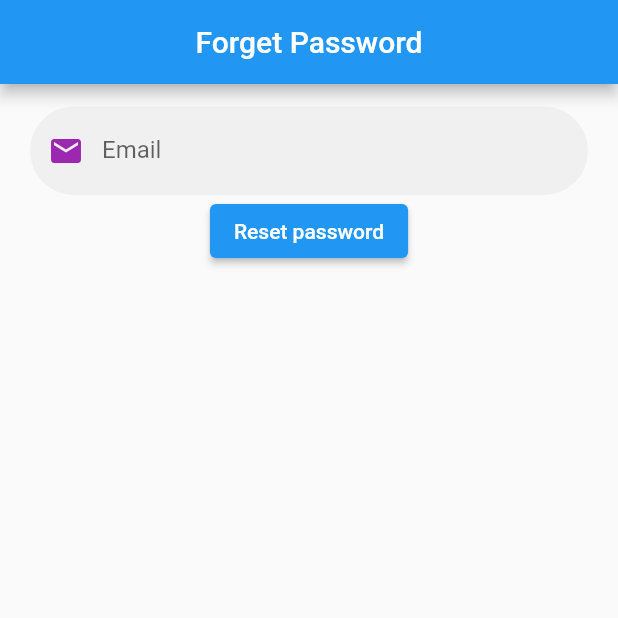
After one commit to GhulamQadir/Flutter_Firebase_Auth, a Flutter app: the screen it shows after launch, after a tap on "Forget password?", on a phone screen of 412 x 824 dp, the top half of it. The commit adds this screen. Run offline on Flutter 3.47's test engine with Material 2 defaults, Android fonts, the phone set to English and light mode, and no system bars; our stand-ins replace cloud_firestore, cool_alert, firebase_auth, firebase_core, firebase_storage, flutter_spinkit and 2 more; accounts and stored records are empty.

Commit message:
project_complete

```diff
--- /dev/null
+++ b/lib/auth/forget_password.dart
@@ -0,0 +1,93 @@
+// ignore_for_file: prefer_const_constructors, avoid_print, deprecated_member_use
+
+import 'package:flutter/material.dart';
+import 'package:firebase_auth/firebase_auth.dart';
+import 'package:flutter_firebase_auth/auth/login.dart';
+import 'package:cool_alert/cool_alert.dart';
+
+class ForgetPassword extends StatefulWidget {
+  @override
+  State<ForgetPassword> createState() => _ForgetPasswordState();
+}
+
+class _ForgetPasswordState extends State<ForgetPassword> {
+  final GlobalKey<FormState> _formKey = GlobalKey<FormState>();
+  final TextEditingController emailController = TextEditingController();
+
+  resetPassword() async {
+    showDialog(
+        context: context,
+        barrierDismissible: false,
+        builder: (context) => Center(
+              child: CircularProgressIndicator(),
+            ));
+    try {
+      await FirebaseAuth.instance
+          .sendPasswordResetEmail(email: emailController.text.trim());
+      print("Password reset email sent");
+      Navigator.push(context, MaterialPageRoute(builder: (context) => Login()));
+
+      CoolAlert.show(
+        context: context,
+        type: CoolAlertType.success,
+        text: "Password reset email sent",
+      );
+    } catch (e) {
+      print(e.toString());
+    }
+  }
+
+  // @override
+  // void dispose() {
+  //   emailController.dispose();
+  //   super.dispose();
+  // }
+
+  @override
+  Widget build(BuildContext context) {
+    return MaterialApp(
+      home: Scaffold(
+        appBar: AppBar(
+          title: Center(child: Text("Forget Password")),
+        ),
+        body: Form(
+          key: _formKey,
+          child: Column(
+            children: [
+              Padding(
+                padding: const EdgeInsets.only(top: 15, left: 20, right: 20),
+                child: TextFormField(
+                  controller: emailController,
+                  keyboardType: TextInputType.emailAddress,
+                  validator: (value) {
+                    if (value!.isNotEmpty && value.length > 7) {
+                      return null;
+                    } else if (value.length < 7 && value.isNotEmpty) {
+                      return "Your email address is too short";
+                    } else {
+                      return "Please enter your email address";
+                    }
+                  },
+                  decoration: InputDecoration(
+                    labelText: "Email",
+                    prefixIcon: Icon(
+                      Icons.email,
+                      color: Colors.purple[500],
+                    ),
+                    border: OutlineInputBorder(
+                      borderRadius: BorderRadius.circular(30.0),
+                      borderSide: BorderSide.none,
+                    ),
+                    filled: true,
+                  ),
+                ),
+              ),
+              ElevatedButton(
+                  onPressed: resetPassword, child: Text("Reset password"))
+            ],
+          ),
+        ),
+      ),
+    );
+  }
+}
--- a/lib/auth/login.dart
+++ b/lib/auth/login.dart
@@ -3,6 +3,7 @@
 import 'package:cloud_firestore/cloud_firestore.dart';
 import 'package:firebase_auth/firebase_auth.dart';
 import 'package:flutter/material.dart';
+import 'package:flutter_firebase_auth/auth/forget_password.dart';
 
 import 'package:google_sign_in/google_sign_in.dart';
 
@@ -52,8 +53,6 @@ class _LoginState extends State<Login> {
       var firstName = names[0];
       var lastName = fullName.replaceAll(firstName, "");
 
-      // var lastName = names[1];
-
       db
           .collection('users')
           .where('email', isEqualTo: signCre.user.email)
@@ -68,14 +67,6 @@ class _LoginState extends State<Login> {
           });
         }
       });
-
-      // var signCre =
-      //     await FirebaseAuth.instance.signInWithCredential(credential);
-      // await db.collection("users").doc(signCre.user.uid).set({
-      //   "userName": googleUser.displayName,
-      //   "email": googleUser.email,
-      //   "image": googleUser.photoUrl
-      // });
 
       Navigator.of(context).pushAndRemoveUntil(
           MaterialPageRoute(builder: (context) => Home()), (route) => false);
@@ -135,6 +126,11 @@ class _LoginState extends State<Login> {
 
   goToHome() {
     Navigator.push(context, MaterialPageRoute(builder: (context) => Home()));
+  }
+
+  goToForgetPassword() {
+    Navigator.push(
+        context, MaterialPageRoute(builder: (context) => ForgetPassword()));
   }
 
   @override
@@ -278,6 +274,16 @@ class _LoginState extends State<Login> {
                                 ),
                               ),
                             ),
+                            Text("or"),
+                            GestureDetector(
+                                onTap: goToForgetPassword,
+                                child: Text(
+                                  "Forget password?",
+                                  style: TextStyle(color: Colors.purple),
+                                )),
+                            SizedBox(
+                              height: 15,
+                            ),
                             Center(
                               child: Container(
                                   width: 180,
--- a/lib/main.dart
+++ b/lib/main.dart
@@ -5,11 +5,11 @@ import 'dart:io';
 import 'package:firebase_core/firebase_core.dart';
 import 'package:flutter/material.dart';
 import 'package:firebase_auth/firebase_auth.dart';
-import 'package:flutter_firebase_auth/editName/editUserName.dart';
 import 'package:flutter_firebase_auth/screens/home.dart';
 import 'package:flutter_firebase_auth/screens/loading_screen.dart';
 import 'package:flutter_firebase_auth/screens/update_profile.dart';
 import 'package:flutter_firebase_auth/screens/user_profile.dart';
+import 'auth/forget_password.dart';
 import 'auth/login.dart';
 import 'auth/sign_up.dart';
 
@@ -45,6 +45,7 @@ class MyApp extends StatelessWidget {
               "/home": (context) => Home(),
               "/sign-up": (context) => SignUp(),
               "/login": (context) => Login(),
+              "/forget-password": (context) => ForgetPassword(),
               "/user-profile": (context) => UserProfile(),
               "/update-profile": (context) => Update_Profile(),
               "/loading-screen": (context) => LoadingScreen(),
--- a/lib/screens/user_profile.dart
+++ b/lib/screens/user_profile.dart
@@ -2,12 +2,12 @@
 
 import 'package:flutter/material.dart';
 import 'package:cloud_firestore/cloud_firestore.dart';
-import 'package:flutter_firebase_auth/auth/login.dart';
-import 'package:flutter_firebase_auth/editName/editUserName.dart';
 import 'package:flutter_firebase_auth/screens/home.dart';
 import 'package:flutter_firebase_auth/screens/update_profile.dart';
 import 'package:google_sign_in/google_sign_in.dart';
 import 'package:firebase_auth/firebase_auth.dart';
+
+import '../auth/login.dart';
 
 class UserProfile extends StatefulWidget {
   @override
--- a/pubspec.yaml
+++ b/pubspec.yaml
@@ -45,6 +45,8 @@ dependencies:
 
   image_picker:
   flutter_spinkit:
+  cool_alert:
+
 
 dev_dependencies:
   flutter_test:
```
Also changed, not shown: lib/editName/editUserName.dart (deleted, +0 -96 lines), pubspec.lock.
